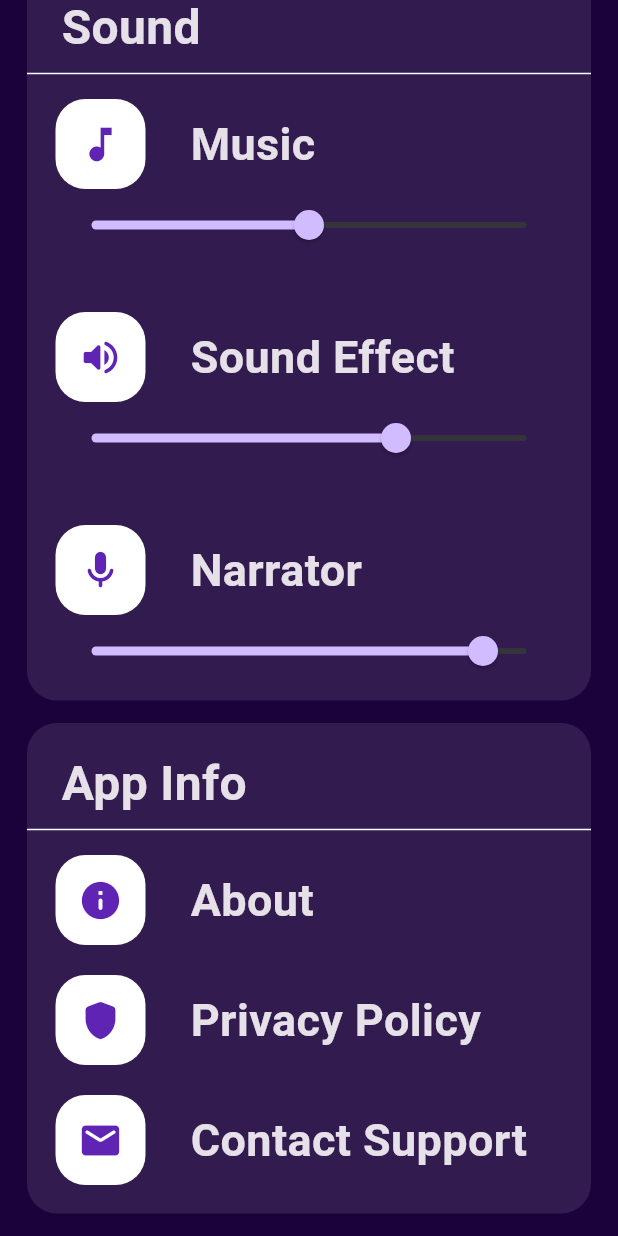
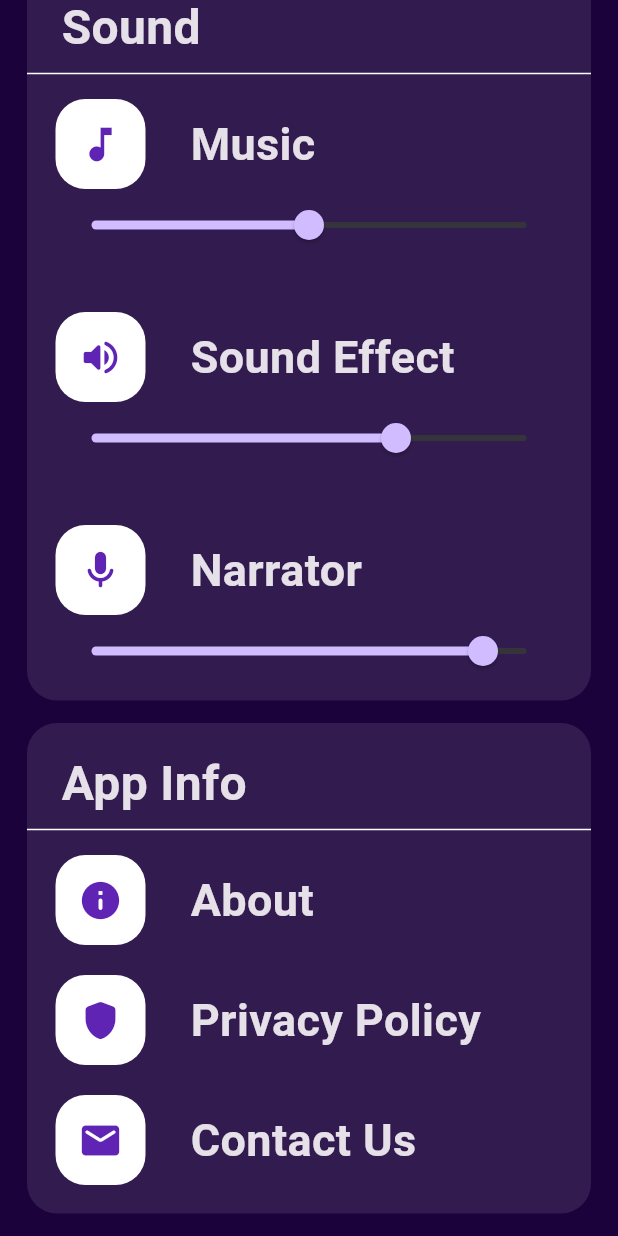
Before and after one commit to m-irfan-km-rjk/FinLit, a Flutter app: the SettingsPage screen opened directly, scrolled down 771 dp, on a phone screen of 412 x 824 dp. Run offline on Flutter 3.47's test engine with Material 3 defaults, Android fonts, the phone set to English and light mode, and no system bars; our stand-ins replace get, google_fonts; Roboto replaces fonts that are missing (Arimo).

```diff
--- a/lib/pages/settings.dart
+++ b/lib/pages/settings.dart
@@ -1,6 +1,5 @@
 import 'package:finlit/components/ui/icon_round.dart';
 import 'package:flutter/material.dart';
-import 'package:flutter/rendering.dart';
 import 'package:get/get.dart';
 import 'package:google_fonts/google_fonts.dart';
 import '../components/controllers/settings_controller.dart';
@@ -575,7 +574,7 @@ class SettingsPage extends StatelessWidget {
                           FIcon(fIcon: Icons.mail_rounded),
                           SizedBox(width: 30),
                           Text(
-                            "Contact Support",
+                            "Contact Us",
                             style: GoogleFonts.arimo(
                               fontWeight: FontWeight.bold,
                               fontSize: 30,
```
